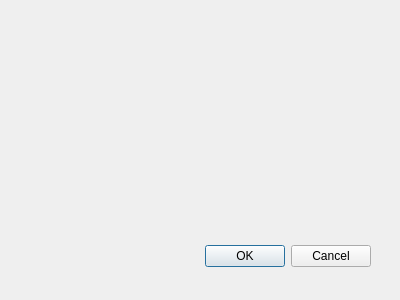
Before: the Qt Designer form db_admin/OrderDependencyEdit.ui in Iverian/db, drawn with Qt 5.
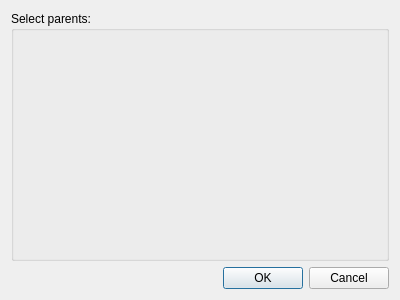
After: the same form once the commit is applied.

```diff
--- a/db_admin/OrderDependencyEdit.ui
+++ b/db_admin/OrderDependencyEdit.ui
@@ -15,15 +15,16 @@
   <property name="windowTitle">
    <string>Dialog</string>
   </property>
-  <widget name="buttonBox" class="QDialogButtonBox">
-   <property name="geometry">
-    <rect>
-     <x>30</x>
-     <y>240</y>
-     <width>341</width>
-     <height>32</height>
-    </rect>
-   </property>
+  <layout class="QGridLayout" name="gridLayout">
+   <item row="0" column="0">
+    <widget class="QGroupBox" name="groupBox">
+     <property name="title">
+      <string>Select parents:</string>
+     </property>
+    </widget>
+   </item>
+   <item row="1" column="0">
+    <widget class="QDialogButtonBox" name="buttonBox">
    <property name="orientation">
     <enum>Qt::Horizontal</enum>
    </property>
@@ -31,6 +32,8 @@
     <set>QDialogButtonBox::Cancel|QDialogButtonBox::Ok</set>
    </property>
   </widget>
+   </item>
+  </layout>
  </widget>
  <pixmapfunction/>
  <resources/>
```
Left out of the diff: 7 changed lines with no effect on the pictures. Lines whose indentation alone changed are shown as unchanged.
